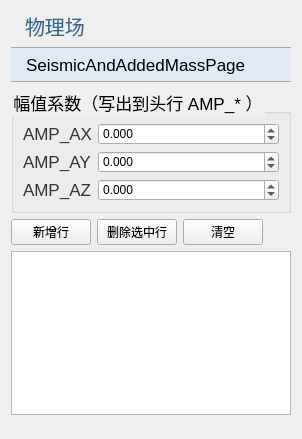
Old version of the form plugins/Base_PhysicalField/SeismicAndAddedMassPage.ui in the repository asd977/base_cae.
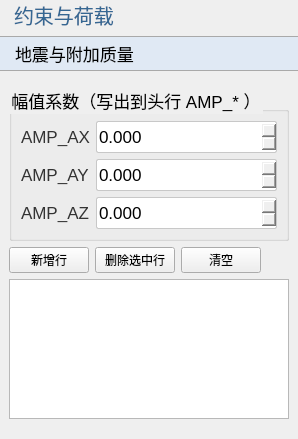
New version of the form. Icons and pictures are not drawn.

Commit message: style: refine Base_PhysicalField ui layout containers and spacing

```diff
--- a/plugins/Base_PhysicalField/SeismicAndAddedMassPage.ui
+++ b/plugins/Base_PhysicalField/SeismicAndAddedMassPage.ui
@@ -23,25 +23,19 @@
     border-color: rgb(121, 121, 121);
     border-style: solid;
     height: 33px;
-    border-top: 1px solid rgb(169, 169, 169); /* 上边框为灰色 */
-    border-bottom: 1px solid rgb(169, 169, 169); /* 下边框为灰色 */
-    border-left: none; /* 移除左边框 */
+    border-top: 1px solid rgb(169, 169, 169);
+    border-bottom: 1px solid rgb(169, 169, 169);
+    border-left: none;
     border-right: none;
     text-align: left;
 	padding-left: 15px;
 	font-size: 17px;
-	border-style: solid;
 }
 QLabel {
     font-family: &quot;Microsoft YaHei&quot;, &quot;微软雅黑&quot;;
     font-size: 17px;
     text-align: left;
     color: rgb(51, 51, 51);
-    white-space: nowrap;
-    line-height: 50px;
-    position: absolute;
-    top: 0px;
-    left: 0px;
 }
 QLabel#pageNameLabel {
     font-size: 20px;
@@ -50,10 +44,11 @@
 	padding-left:9px;
     color: rgb(53, 103, 147);
 }
-QLineEdit {
-    border: 1px solid rgb(200, 200, 200); /* 设置边框为淡灰色 */
-    border-radius: 2px; /* 设置圆角半径为 5 像素 */
+QLineEdit, QDoubleSpinBox, QSpinBox {
+    border: 1px solid rgb(200, 200, 200);
+    border-radius: 2px;
 	font-size: 17px;
+    min-height: 30px;
 }
 QLineEdit:focus {
     border-color: rgb(100, 100, 255); /* 设置焦点时的边框颜色为蓝色 */
@@ -67,46 +62,39 @@
     padding-left:6px;
     background: rgb(240, 240, 240);
     border: 1px solid rgb(169, 169, 169);
-    border-radius: 3px; /* 设置边框的圆角半径为5像素 */
+    border-radius: 3px;
+    min-height: 30px;
 }
 QComboBox::drop-down {
     background: rgb(240, 240, 240);
-}
-QComboBox::down-arrow {
-    image: url(:/resources/down_arrow.png); /* 替换下拉箭头图标 */
-}
-/*QCombobox右侧按钮*/
-QComboBox::drop-down {
     subcontrol-origin: padding;
-    subcontrol-position: top right;/*放于右方顶部*/
-    border-top-right-radius: 3px;/*设置边框圆角*/
+    subcontrol-position: top right;
+    border-top-right-radius: 3px;
     border-bottom-right-radius: 3px;
 }
-QLineEdit {
-    border: 1px solid rgb(200, 200, 200); /* 设置边框为淡灰色 */
-    border-radius: 2px; /* 设置圆角半径为 5 像素 */
-	font-size: 17px;
+QComboBox::down-arrow {
+    image: url(:/resources/down_arrow.png);
 }
-QLineEdit:focus {
-    border-color: rgb(100, 100, 255); /* 设置焦点时的边框颜色为蓝色 */
-    outline: none; /* 去掉默认的焦点边框 */
+QRadioButton, QCheckBox, QGroupBox {
+    font-size: 17px;
 }
-
-QRadioButton {
-    font-size: 17px; /* 设置字体大小为 14 像素 */
-}
-
-QCheckBox {
-    font-size: 17px; /* 设置字体大小为 14 像素 */
-}
-
-QGroupBox{
-    font-size: 17px; /* 设置字体大小为 14 像素 */   
+QTableWidget {
+    font-size: 16px;
+    gridline-color: rgb(210, 210, 210);
 }
 
 </string>
   </property>
   <layout class="QVBoxLayout" name="verticalLayout">
+   <property name="leftMargin">
+    <number>0</number>
+   </property>
+   <property name="topMargin">
+    <number>0</number>
+   </property>
+   <property name="rightMargin">
+    <number>0</number>
+   </property>
    <item>
     <widget class="QLabel" name="pageNameLabel">
      <property name="sizePolicy">
@@ -116,7 +104,7 @@
       </sizepolicy>
      </property>
      <property name="text">
-      <string>物理场</string>
+      <string>约束与荷载</string>
      </property>
     </widget>
    </item>
@@ -129,10 +117,13 @@
       </sizepolicy>
      </property>
      <property name="text">
-      <string>SeismicAndAddedMassPage</string>
+      <string>地震与附加质量</string>
      </property>
     </widget>
    </item>
+   <item>
+    <widget class="QWidget" name="contentWidget" native="true">
+     <layout class="QVBoxLayout" name="contentLayout">
    <item>
     <widget class="QGroupBox" name="groupBoxAmp">
      <property name="title">
@@ -248,7 +239,10 @@
    </item>
    <item>
     <widget class="QTableWidget" name="tableSeismic"/>
+   </item>     </layout>
+    </widget>
    </item>
+
    <item>
     <spacer name="verticalSpacer">
      <property name="orientation">
```
Left out of the diff: 8 changed lines with no effect on the pictures. The commit also changes 10 other files.
